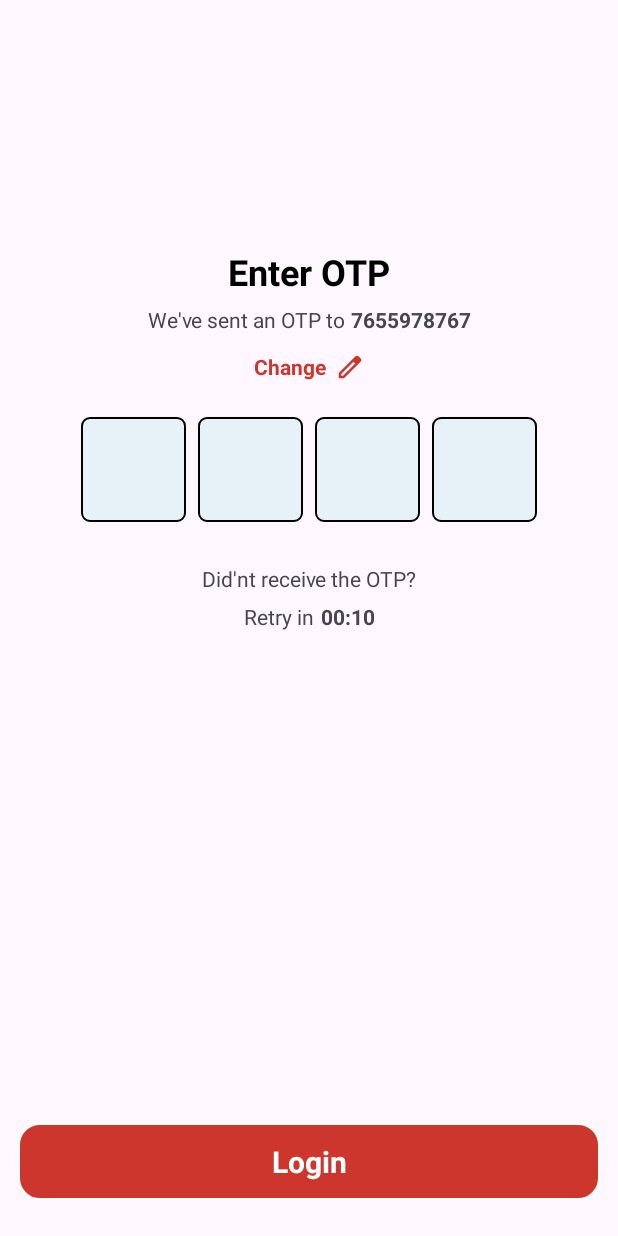
After one commit to rajtech-c1/abhiproject, an Android app: the MainActivityOTP screen opened directly, with no data from a screen before it, on a phone screen of 412 x 824 dp. The commit adds this screen. Run offline under Robolectric (Android 15) with nearby library versions, the phone set to English and light mode, and no system bars; network calls fail.

Commit message:
Login an OTP Screens Designs

```diff
--- /dev/null
+++ b/app/src/main/java/abhimanpower/app/abhihire/MainActivityOTP.kt
@@ -0,0 +1,20 @@
+package abhimanpower.app.abhihire
+
+import android.os.Bundle
+import androidx.activity.enableEdgeToEdge
+import androidx.appcompat.app.AppCompatActivity
+import androidx.core.view.ViewCompat
+import androidx.core.view.WindowInsetsCompat
+
+class MainActivityOTP : AppCompatActivity() {
+    override fun onCreate(savedInstanceState: Bundle?) {
+        super.onCreate(savedInstanceState)
+        enableEdgeToEdge()
+        setContentView(R.layout.activity_main_otp)
+        ViewCompat.setOnApplyWindowInsetsListener(findViewById(R.id.main)) { v, insets ->
+            val systemBars = insets.getInsets(WindowInsetsCompat.Type.systemBars())
+            v.setPadding(systemBars.left, systemBars.top, systemBars.right, systemBars.bottom)
+            insets
+        }
+    }
+}
--- /dev/null
+++ b/app/src/main/res/drawable/button_two_login.xml
@@ -0,0 +1,12 @@
+<?xml version="1.0" encoding="utf-8"?>
+<shape xmlns:android="http://schemas.android.com/apk/res/android"
+    android:id="@+id/listview_background_shape">
+
+    <stroke
+        android:width="1dp"
+        android:color="#FFFFFF" />
+
+    <corners android:radius="14dp" />
+    <solid android:color="@color/button_color" />
+
+</shape>
--- a/app/src/main/res/drawable/et_bg_1.xml
+++ b/app/src/main/res/drawable/et_bg_1.xml
@@ -3,6 +3,7 @@
 <shape xmlns:android="http://schemas.android.com/apk/res/android">
     <solid android:color="#e7f1f8"/>
     <corners android:radius="5dp" />
+    <stroke android:color="@color/black" android:width="@dimen/dp_1"/>
     <padding android:left="10dp" android:top="10dp"
         android:right="10dp" android:bottom="10dp" />
 
--- /dev/null
+++ b/app/src/main/res/drawable/ic_edit.xml
@@ -0,0 +1,5 @@
+<vector xmlns:android="http://schemas.android.com/apk/res/android" android:height="24dp" android:tint="#CD362C" android:viewportHeight="960" android:viewportWidth="960" android:width="24dp">
+
+    <path android:fillColor="@android:color/white" android:pathData="M200,760L257,760L648,369L591,312L200,703L200,760ZM120,840L120,670L648,143Q660,132 674.5,126Q689,120 705,120Q721,120 736,126Q751,132 762,144L817,200Q829,211 834.5,226Q840,241 840,256Q840,272 834.5,286.5Q829,301 817,313L290,840L120,840ZM760,256L760,256L704,200L704,200L760,256ZM619,341L591,312L591,312L648,369L648,369L619,341Z"/>
+
+</vector>
--- /dev/null
+++ b/app/src/main/res/layout/activity_main_otp.xml
@@ -0,0 +1,198 @@
+<?xml version="1.0" encoding="utf-8"?>
+<androidx.constraintlayout.widget.ConstraintLayout xmlns:android="http://schemas.android.com/apk/res/android"
+    xmlns:app="http://schemas.android.com/apk/res-auto"
+    xmlns:tools="http://schemas.android.com/tools"
+    android:id="@+id/main"
+    android:layout_width="match_parent"
+    android:layout_height="match_parent"
+    tools:context=".MainActivityOTP">
+
+    <androidx.constraintlayout.widget.Guideline
+        android:id="@+id/LAGuideLine1"
+        android:layout_width="wrap_content"
+        android:layout_height="wrap_content"
+        android:orientation="horizontal"
+        app:layout_constraintGuide_percent="0.20" />
+
+    <TextView
+        android:id="@+id/tvOTPTitle"
+        android:layout_width="wrap_content"
+        android:layout_height="wrap_content"
+        android:text="Enter OTP"
+        android:textColor="@color/black"
+        android:textSize="24sp"
+        android:textStyle="bold"
+        app:layout_constraintEnd_toEndOf="parent"
+        app:layout_constraintStart_toStartOf="parent"
+        app:layout_constraintTop_toTopOf="@+id/LAGuideLine1" />
+
+    <TextView
+        android:id="@+id/tvTitleOTP"
+        android:layout_width="wrap_content"
+        android:layout_height="wrap_content"
+        android:layout_marginTop="6dp"
+        android:text="We've sent an OTP to"
+        app:layout_constraintEnd_toStartOf="@+id/tvPhoneNum"
+        app:layout_constraintHorizontal_bias="0.5"
+        app:layout_constraintHorizontal_chainStyle="packed"
+        app:layout_constraintStart_toStartOf="parent"
+        app:layout_constraintTop_toBottomOf="@+id/tvOTPTitle" />
+
+    <TextView
+        android:id="@+id/tvPhoneNum"
+        android:layout_width="wrap_content"
+        android:layout_height="wrap_content"
+        android:layout_marginStart="@dimen/dp_4"
+        android:layout_marginTop="6dp"
+        android:text="7655978767"
+        android:textStyle="bold"
+        app:layout_constraintEnd_toEndOf="parent"
+        app:layout_constraintHorizontal_bias="0.5"
+        app:layout_constraintStart_toEndOf="@+id/tvTitleOTP"
+        app:layout_constraintTop_toBottomOf="@+id/tvOTPTitle" />
+
+    <TextView
+        android:id="@+id/tvChange"
+        android:layout_width="wrap_content"
+        android:layout_height="wrap_content"
+        android:layout_marginTop="12dp"
+        android:text="Change"
+        android:textColor="@color/button_color"
+        android:textStyle="bold"
+        app:layout_constraintEnd_toStartOf="@+id/ivChange"
+        app:layout_constraintHorizontal_bias="0.5"
+        app:layout_constraintHorizontal_chainStyle="packed"
+        app:layout_constraintStart_toStartOf="parent"
+        app:layout_constraintTop_toBottomOf="@+id/tvTitleOTP" />
+
+    <ImageView
+        android:id="@+id/ivChange"
+        android:layout_width="@dimen/dp_20"
+        android:layout_height="@dimen/dp_20"
+        android:layout_marginTop="12dp"
+       android:layout_marginStart="@dimen/dp_6"
+        android:src="@drawable/ic_edit"
+        app:layout_constraintEnd_toEndOf="parent"
+        app:layout_constraintHorizontal_bias="0.5"
+        app:layout_constraintStart_toEndOf="@+id/tvChange"
+        app:layout_constraintTop_toBottomOf="@+id/tvTitleOTP" />
+
+    <LinearLayout
+        android:id="@+id/otpContainer"
+        android:layout_width="match_parent"
+        android:layout_height="wrap_content"
+        android:layout_marginTop="24dp"
+        android:gravity="center"
+        android:orientation="horizontal"
+        android:layout_marginHorizontal="@dimen/dp_24"
+        android:weightSum="4"
+        app:layout_constraintTop_toBottomOf="@+id/tvChange"
+        app:layout_constraintStart_toStartOf="parent"
+        app:layout_constraintEnd_toEndOf="parent">
+
+        <EditText
+            android:id="@+id/etOtp1"
+            android:layout_width="70dp"
+            android:layout_height="70dp"
+            android:background="@drawable/et_bg_1"
+            android:gravity="center"
+            android:inputType="number"
+            android:maxLength="1"
+            android:textColor="@color/black_to_white"
+            android:textSize="18sp" />
+
+        <Space android:layout_width="8dp" android:layout_height="wrap_content" />
+
+        <EditText
+            android:id="@+id/etOtp2"
+            android:layout_width="70dp"
+            android:layout_height="70dp"
+            android:background="@drawable/et_bg_1"
+            android:gravity="center"
+            android:inputType="number"
+            android:maxLength="1"
+            android:textColor="@color/black_to_white"
+            android:textSize="18sp" />
+
+        <Space android:layout_width="8dp" android:layout_height="wrap_content" />
+
+        <EditText
+            android:id="@+id/etOtp3"
+            android:layout_width="70dp"
+            android:layout_height="70dp"
+            android:background="@drawable/et_bg_1"
+            android:gravity="center"
+            android:inputType="number"
+            android:maxLength="1"
+            android:textColor="@color/black_to_white"
+            android:textSize="18sp" />
+
+        <Space android:layout_width="8dp" android:layout_height="wrap_content" />
+
+        <EditText
+            android:id="@+id/etOtp4"
+            android:layout_width="70dp"
+            android:layout_height="70dp"
+            android:background="@drawable/et_bg_1"
+            android:gravity="center"
+            android:inputType="number"
+            android:maxLength="1"
+            android:textColor="@color/black_to_white"
+            android:textSize="18sp" />
+
+    </LinearLayout>
+
+    <TextView
+        android:id="@+id/tvTitleNotReceive"
+        android:layout_width="wrap_content"
+        android:layout_height="wrap_content"
+        android:layout_marginTop="28dp"
+        android:text="Did'nt receive the OTP?"
+        app:layout_constraintEnd_toEndOf="parent"
+        app:layout_constraintStart_toStartOf="parent"
+        app:layout_constraintTop_toBottomOf="@+id/otpContainer" />
+
+    <TextView
+        android:id="@+id/tvRetry"
+        android:layout_width="wrap_content"
+        android:layout_height="wrap_content"
+        android:layout_marginTop="6dp"
+        android:text="Retry in"
+        app:layout_constraintEnd_toStartOf="@+id/tvRetryTimer"
+        app:layout_constraintHorizontal_bias="0.5"
+        app:layout_constraintHorizontal_chainStyle="packed"
+        app:layout_constraintStart_toStartOf="parent"
+        app:layout_constraintTop_toBottomOf="@+id/tvTitleNotReceive" />
+
+    <TextView
+        android:id="@+id/tvRetryTimer"
+        android:layout_width="wrap_content"
+        android:layout_height="wrap_content"
+        android:layout_marginStart="@dimen/dp_4"
+        android:layout_marginTop="6dp"
+        android:text="00:10"
+        android:textStyle="bold"
+        app:layout_constraintEnd_toEndOf="parent"
+        app:layout_constraintHorizontal_bias="0.5"
+        app:layout_constraintStart_toEndOf="@+id/tvRetry"
+        app:layout_constraintTop_toBottomOf="@+id/tvTitleNotReceive" />
+
+    <TextView
+        android:id="@+id/btLogin"
+        android:layout_width="match_parent"
+        android:layout_height="wrap_content"
+        android:layout_marginHorizontal="@dimen/dp_12"
+        android:layout_marginTop="24dp"
+        android:layout_marginBottom="24dp"
+        android:background="@drawable/button_two_login"
+        android:paddingVertical="@dimen/dp_12"
+        android:text="Login"
+        android:textAlignment="center"
+        android:textColor="@color/white"
+        android:textSize="@dimen/sp_20"
+        android:textStyle="bold"
+        app:layout_constraintBottom_toBottomOf="parent"
+        app:layout_constraintEnd_toEndOf="parent"
+        app:layout_constraintStart_toStartOf="parent" />
+
+</androidx.constraintlayout.widget.ConstraintLayout>
--- a/app/src/main/res/values/colors.xml
+++ b/app/src/main/res/values/colors.xml
@@ -5,4 +5,7 @@
 
     <color name="black_to_white">#000000</color>
 
+    <color name="button_color">#cd362c</color>
+
+    #cd362c
 </resources>
```
Also changed, not shown: app/src/main/AndroidManifest.xml (+9 -11 lines), app/src/main/java/abhimanpower/app/abhihire/MainActivityLogin.kt (added, +20 -0 lines), app/src/main/res/layout/activity_main_login.xml (added, +124 -0 lines).
